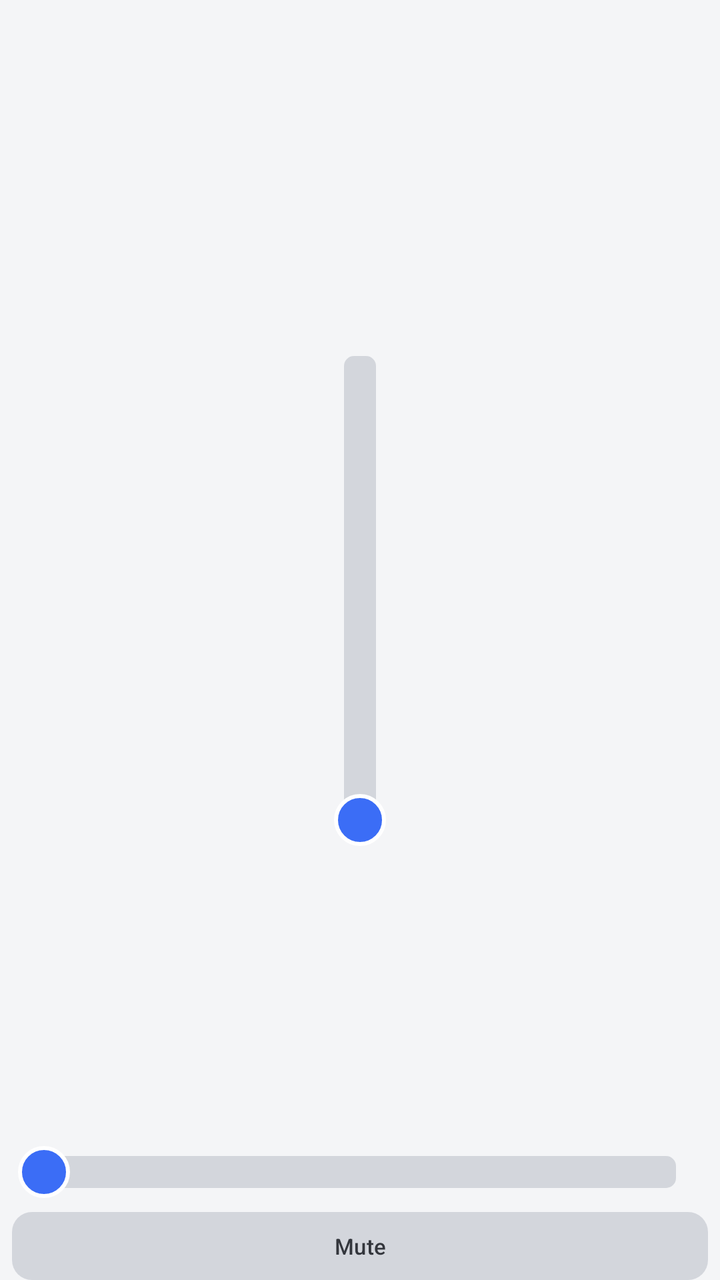
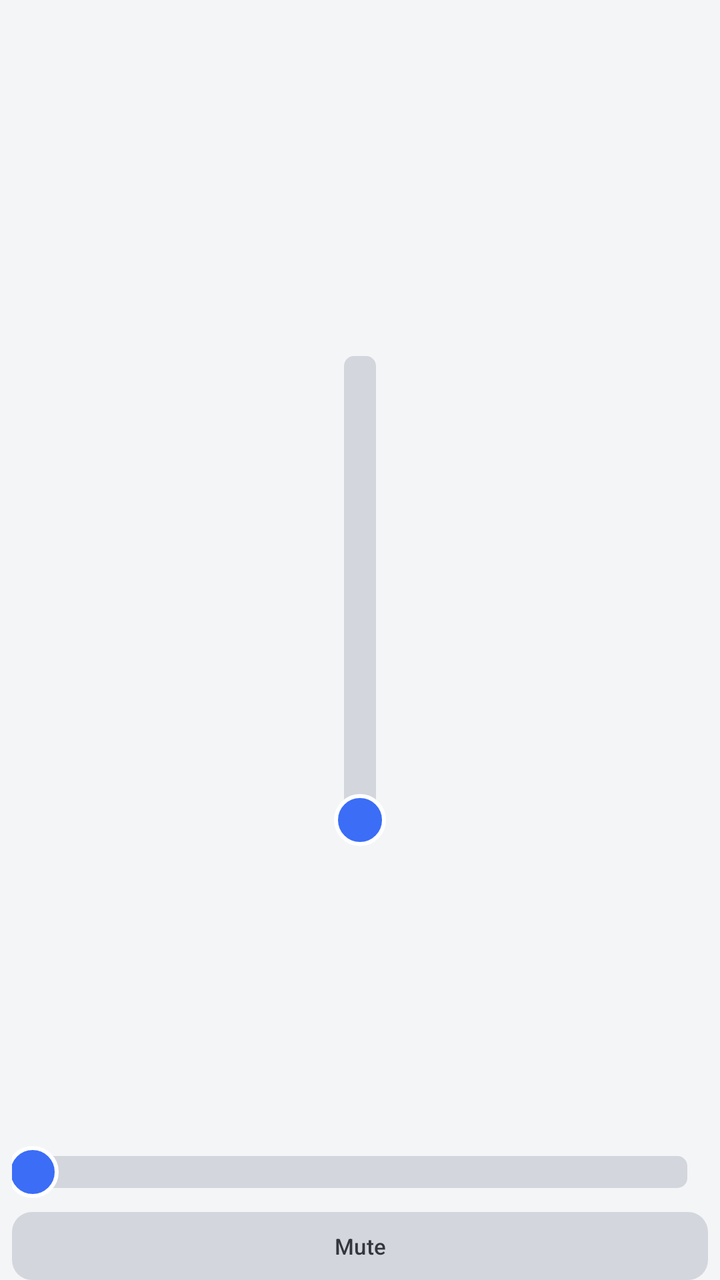

Screens rendered from an Android XML layout before and after an edit, with the pre-edit source and the edit as a unified diff.
<!-- AndroidManifest.xml: application theme Theme.MonitorMix -->
<!-- res/layout/item_channel.xml -->
<?xml version="1.0" encoding="utf-8"?>
<LinearLayout xmlns:android="http://schemas.android.com/apk/res/android"
    xmlns:app="http://schemas.android.com/apk/res-auto"
    android:layout_width="92dp"
    android:layout_height="match_parent"
    android:orientation="vertical"
    android:gravity="center_horizontal"
    android:paddingStart="6dp"
    android:paddingEnd="6dp">

    <TextView
        android:id="@+id/channel_name"
        android:layout_width="match_parent"
        android:layout_height="wrap_content"
        android:layout_marginBottom="4dp"
        android:gravity="center"
        android:maxLines="2"
        android:textSize="12sp"
        android:textStyle="bold"
        android:textColor="?attr/colorOnSurface" />

    <FrameLayout
        android:layout_width="match_parent"
        android:layout_height="0dp"
        android:layout_weight="1">

        <SeekBar
            android:id="@+id/level_seek_bar"
            android:layout_width="260dp"
            android:layout_height="44dp"
            android:layout_gravity="center"
            android:rotation="270"
            android:max="1000"
            android:thumb="@drawable/seekbar_thumb"
            android:progressDrawable="@drawable/seekbar_track"
            android:splitTrack="false"
            android:paddingStart="14dp"
            android:paddingEnd="14dp" />

    </FrameLayout>

    <SeekBar
        android:id="@+id/pan_seek_bar"
        android:layout_width="match_parent"
        android:layout_height="28dp"
        android:layout_marginTop="4dp"
        android:max="200"
        android:thumb="@drawable/seekbar_thumb"
        android:progressDrawable="@drawable/seekbar_track"
        android:splitTrack="false" />

    <com.google.android.material.button.MaterialButton
        android:id="@+id/mute_button"
        style="@style/Widget.Material3.Button.TonalButton"
        android:layout_width="match_parent"
        android:layout_height="34dp"
        android:layout_marginTop="6dp"
        android:text="Mute"
        android:textSize="11sp"
        android:insetTop="0dp"
        android:insetBottom="0dp"
        app:cornerRadius="10dp"
        app:backgroundTint="@color/mute_inactive"
        android:textColor="@color/on_mute_inactive" />

</LinearLayout>
<!-- resources referenced by this layout -->
<resources>
  <color name="mute_inactive">#D3D6DC</color>
  <color name="on_mute_inactive">#33363C</color>
  <!-- drawable seekbar_thumb (drawable) -->
  <?xml version="1.0" encoding="utf-8"?>
  <shape xmlns:android="http://schemas.android.com/apk/res/android"
      android:shape="oval">
      <solid android:color="@color/primary" />
      <size
          android:width="26dp"
          android:height="26dp" />
      <stroke
          android:width="2dp"
          android:color="@color/on_primary" />
  </shape>
  <!-- drawable seekbar_track (drawable) -->
  <?xml version="1.0" encoding="utf-8"?>
  <layer-list xmlns:android="http://schemas.android.com/apk/res/android">
      <item android:id="@android:id/background">
          <shape android:shape="rectangle">
              <corners android:radius="5dp" />
              <solid android:color="@color/track_background" />
              <size android:height="10dp" />
          </shape>
      </item>
      <item android:id="@android:id/progress">
          <clip>
              <shape android:shape="rectangle">
                  <corners android:radius="5dp" />
                  <solid android:color="@color/primary" />
                  <size android:height="10dp" />
              </shape>
          </clip>
      </item>
  </layer-list>
  <style name="Theme.MonitorMix" parent="Theme.Material3.DayNight.NoActionBar">
          <item name="colorPrimary">@color/primary</item>
          <item name="colorOnPrimary">@color/on_primary</item>
          <item name="colorSecondary">@color/secondary</item>
          <item name="colorOnSecondary">@color/on_secondary</item>
          <item name="android:colorBackground">@color/background</item>
          <item name="colorSurface">@color/surface</item>
          <item name="colorOnSurface">@color/on_surface</item>
          <item name="colorSurfaceVariant">@color/surface_variant</item>
          <item name="colorOnSurfaceVariant">@color/on_surface_variant</item>
          <item name="colorError">@color/mute_active</item>
      </style>
  <color name="primary">#3B6DF6</color>
  <color name="on_primary">#FFFFFF</color>
  <color name="track_background">#D3D6DC</color>
  <color name="secondary">#1FAA6B</color>
  <color name="on_secondary">#FFFFFF</color>
  <color name="background">#F4F5F7</color>
  <color name="surface">#FFFFFF</color>
  <color name="on_surface">#1B1D22</color>
  <color name="surface_variant">#E7E9EE</color>
  <color name="on_surface_variant">#54585F</color>
  <color name="mute_active">#E5473F</color>
</resources>

<!-- the commit's change to res/layout/item_channel.xml (unified diff, before → after) -->
@@ -43,6 +43,8 @@
         android:id="@+id/pan_seek_bar"
         android:layout_width="match_parent"
         android:layout_height="28dp"
+        android:layout_marginStart="-6dp"
+        android:layout_marginEnd="-6dp"
         android:layout_marginTop="4dp"
         android:max="200"
         android:thumb="@drawable/seekbar_thumb"
